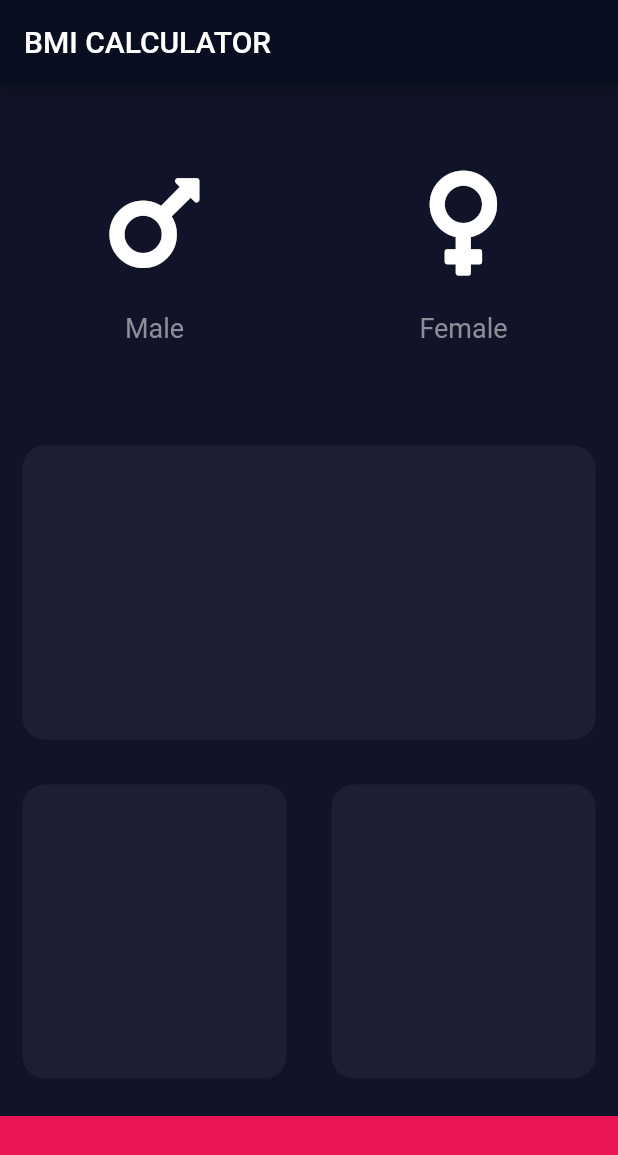
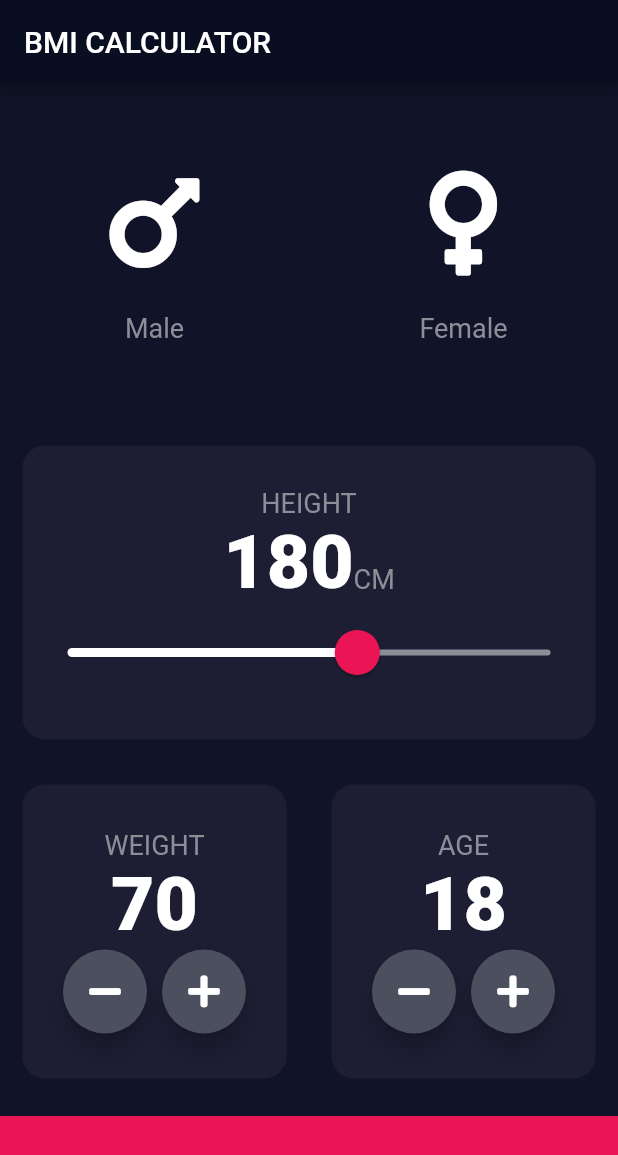
Before and after one commit to udaykumaruking/Angela-Yu-Flutter, a Flutter app: the screen it shows after launch, on a phone screen of 412 x 824 dp. Shown: the top 1155 px of the screen. Run offline on Flutter 3.47's test engine with Material 2 defaults, Android fonts, the phone set to English and light mode, and no system bars; our stand-ins replace audioplayers, font_awesome_flutter, rflutter_alert.

Commit message:
1st screen UI done

```diff
--- a/bmi-calculator-flutter/lib/constants.dart
+++ b/bmi-calculator-flutter/lib/constants.dart
@@ -9,3 +9,8 @@ const kLabelTextStyle = TextStyle(
   color: Color(0xff8d8e98),
   fontSize: 18,
 );
+
+const kNumberTextStyle = TextStyle(
+  fontSize: 50.0,
+  fontWeight: FontWeight.w900,
+);
--- a/bmi-calculator-flutter/lib/input_page.dart
+++ b/bmi-calculator-flutter/lib/input_page.dart
@@ -9,6 +9,10 @@ enum Gender {
   male,
   female,
 }
+
+int height = 180;
+int weight = 70;
+int age = 18;
 
 class InputPage extends StatefulWidget {
   @override
@@ -25,6 +29,7 @@ class _InputPageState extends State<InputPage> {
         title: Text('BMI CALCULATOR'),
       ),
       body: Column(
+        crossAxisAlignment: CrossAxisAlignment.stretch,
         children: [
           Expanded(
             child: Row(
@@ -67,6 +72,54 @@ class _InputPageState extends State<InputPage> {
           Expanded(
             child: ReusableCard(
               colour: kActiveCardColor,
+              cardChild: Column(
+                mainAxisAlignment: MainAxisAlignment.center,
+                children: [
+                  Text(
+                    'HEIGHT',
+                    style: kLabelTextStyle,
+                  ),
+                  Row(
+                    mainAxisAlignment: MainAxisAlignment.center,
+                    crossAxisAlignment: CrossAxisAlignment.baseline,
+                    textBaseline: TextBaseline.alphabetic,
+                    children: [
+                      Text(
+                        height.toString(),
+                        style: kNumberTextStyle,
+                      ),
+                      Text(
+                        'CM',
+                        style: kLabelTextStyle,
+                      )
+                    ],
+                  ),
+                  SliderTheme(
+                    data: SliderTheme.of(context).copyWith(
+                      inactiveTrackColor: Color(0xff8d8e98),
+                      activeTrackColor: Colors.white,
+                      thumbColor: Color(0xffeb1555),
+                      overlayColor: Color(0x29eb1555),
+                      thumbShape:
+                          RoundSliderThumbShape(enabledThumbRadius: 15.0),
+                      overlayShape:
+                          RoundSliderOverlayShape(overlayRadius: 30.0),
+                    ),
+                    child: Slider(
+                      value: height.toDouble(),
+                      min: 120,
+                      max: 220,
+                      onChanged: (double newValue) {
+                        setState(
+                          () {
+                            height = newValue.round();
+                          },
+                        );
+                      },
+                    ),
+                  ),
+                ],
+              ),
             ),
           ),
           Expanded(
@@ -75,11 +128,85 @@ class _InputPageState extends State<InputPage> {
                 Expanded(
                   child: ReusableCard(
                     colour: kActiveCardColor,
+                    cardChild: Column(
+                      mainAxisAlignment: MainAxisAlignment.center,
+                      children: [
+                        Text(
+                          'WEIGHT',
+                          style: kLabelTextStyle,
+                        ),
+                        Text(
+                          weight.toString(),
+                          style: kNumberTextStyle,
+                        ),
+                        Row(
+                          mainAxisAlignment: MainAxisAlignment.center,
+                          children: [
+                            RoundIconButton(
+                              icon: FontAwesomeIcons.minus,
+                              onPressed: () {
+                                setState(() {
+                                  weight--;
+                                });
+                              },
+                            ),
+                            SizedBox(
+                              width: 10.0,
+                            ),
+                            RoundIconButton(
+                              icon: FontAwesomeIcons.plus,
+                              onPressed: () {
+                                setState(() {
+                                  weight++;
+                                });
+                              },
+                            ),
+                          ],
+                        ),
+                      ],
+                    ),
                   ),
                 ),
                 Expanded(
                   child: ReusableCard(
                     colour: kActiveCardColor,
+                    cardChild: Column(
+                      mainAxisAlignment: MainAxisAlignment.center,
+                      children: [
+                        Text(
+                          'AGE',
+                          style: kLabelTextStyle,
+                        ),
+                        Text(
+                          age.toString(),
+                          style: kNumberTextStyle,
+                        ),
+                        Row(
+                          mainAxisAlignment: MainAxisAlignment.center,
+                          children: [
+                            RoundIconButton(
+                              icon: FontAwesomeIcons.minus,
+                              onPressed: () {
+                                setState(() {
+                                  age--;
+                                });
+                              },
+                            ),
+                            SizedBox(
+                              width: 10.0,
+                            ),
+                            RoundIconButton(
+                              icon: FontAwesomeIcons.plus,
+                              onPressed: () {
+                                setState(() {
+                                  age++;
+                                });
+                              },
+                            ),
+                          ],
+                        ),
+                      ],
+                    ),
                   ),
                 ),
               ],
@@ -98,3 +225,24 @@ class _InputPageState extends State<InputPage> {
     );
   }
 }
+
+class RoundIconButton extends StatelessWidget {
+  RoundIconButton({@required this.icon, @required this.onPressed});
+  final IconData icon;
+  final Function onPressed;
+
+  @override
+  Widget build(BuildContext context) {
+    return RawMaterialButton(
+      child: Icon(icon),
+      onPressed: onPressed,
+      shape: CircleBorder(),
+      fillColor: Color(0xff4c4f5e),
+      constraints: BoxConstraints.tightFor(
+        height: 56.0,
+        width: 56.0,
+      ),
+      elevation: 6.0,
+    );
+  }
+}
```
